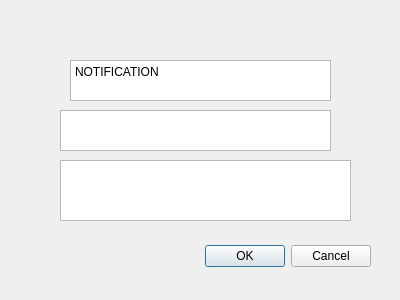
First picture: the form in Graphic/Dialog.ui, repository SaxMan96/ElkaDating, before the edit.
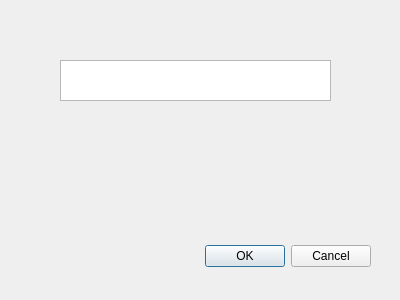
Second picture: the form after the edit.

```diff
--- a/Graphic/Dialog.ui
+++ b/Graphic/Dialog.ui
@@ -29,43 +29,16 @@
     <set>QDialogButtonBox::Cancel|QDialogButtonBox::Ok</set>
    </property>
   </widget>
-  <widget class="QTextEdit" name="textEdit">
-   <property name="geometry">
-    <rect>
-     <x>70</x>
-     <y>60</y>
-     <width>261</width>
-     <height>41</height>
-    </rect>
-   </property>
-   <property name="html">
-    <string>&lt;!DOCTYPE HTML PUBLIC &quot;-//W3C//DTD HTML 4.0//EN&quot; &quot;http://www.w3.org/TR/REC-html40/strict.dtd&quot;&gt;
-&lt;html&gt;&lt;head&gt;&lt;meta name=&quot;qrichtext&quot; content=&quot;1&quot; /&gt;&lt;style type=&quot;text/css&quot;&gt;
-p, li { white-space: pre-wrap; }
-&lt;/style&gt;&lt;/head&gt;&lt;body style=&quot; font-family:'Sans Serif'; font-size:9pt; font-weight:400; font-style:normal;&quot;&gt;
-&lt;p style=&quot; margin-top:0px; margin-bottom:0px; margin-left:0px; margin-right:0px; -qt-block-indent:0; text-indent:0px;&quot;&gt;NOTIFICATION&lt;/p&gt;&lt;/body&gt;&lt;/html&gt;</string>
-   </property>
-  </widget>
   <widget class="QPlainTextEdit" name="plainTextEdit">
    <property name="geometry">
     <rect>
      <x>60</x>
-     <y>110</y>
+     <y>60</y>
      <width>271</width>
      <height>41</height>
     </rect>
    </property>
   </widget>
-  <widget class="QTextBrowser" name="textBrowser">
-   <property name="geometry">
-    <rect>
-     <x>60</x>
-     <y>160</y>
-     <width>291</width>
-     <height>61</height>
-    </rect>
-   </property>
-  </widget>
  </widget>
  <resources/>
  <connections>
```
